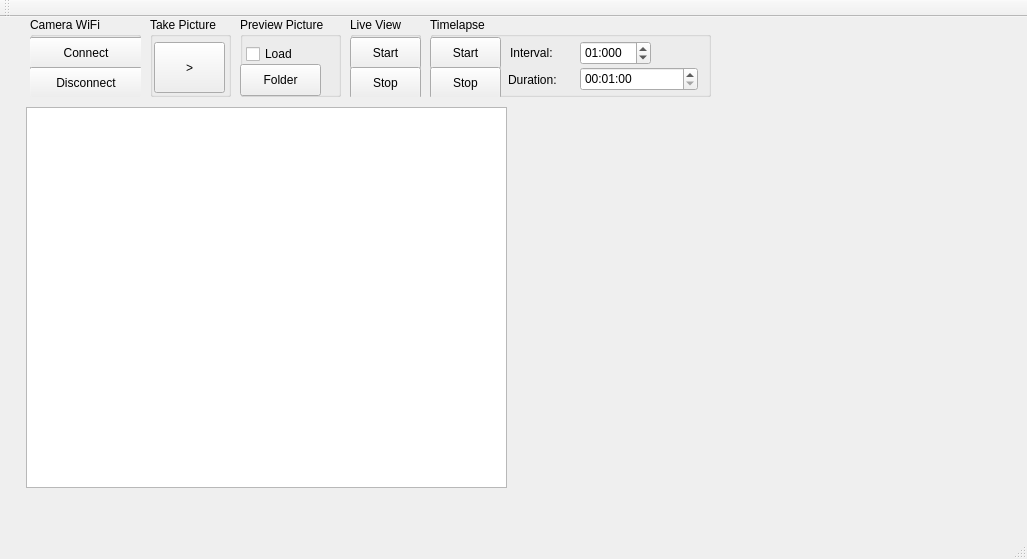
First picture: the form in mainwindow.ui, repository klangobjekte/CameraRemote, before the edit.
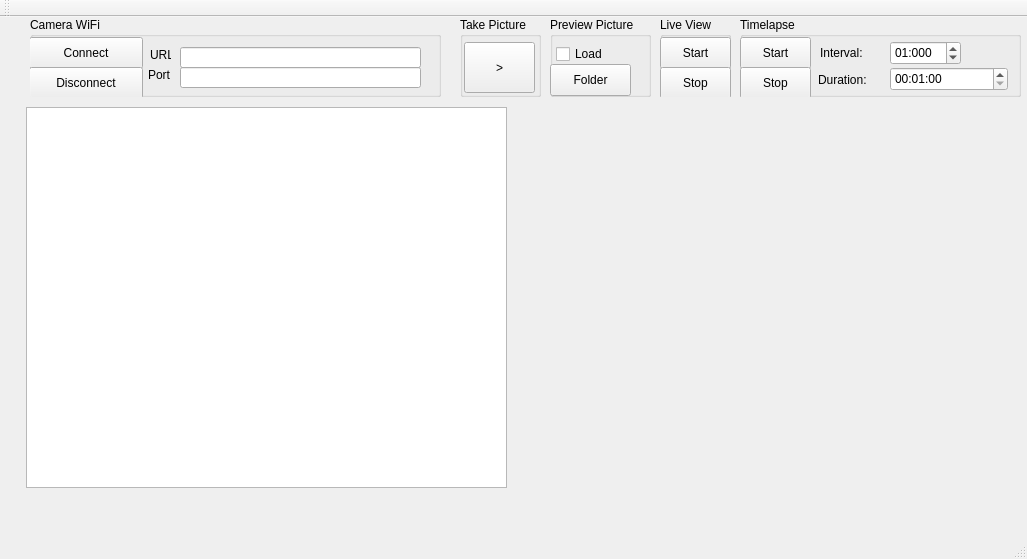
Second picture: the form after the edit.

What changed in the file:
```diff
--- a/mainwindow.ui
+++ b/mainwindow.ui
@@ -42,7 +42,7 @@
      <rect>
       <x>30</x>
       <y>0</y>
-      <width>111</width>
+      <width>411</width>
       <height>80</height>
      </rect>
     </property>
@@ -78,11 +78,64 @@
       <string>Disconnect</string>
      </property>
     </widget>
+    <widget class="QLabel" name="protLabel">
+     <property name="geometry">
+      <rect>
+       <x>118</x>
+       <y>50</y>
+       <width>31</width>
+       <height>16</height>
+      </rect>
+     </property>
+     <property name="text">
+      <string>Port</string>
+     </property>
+    </widget>
+    <widget class="QLineEdit" name="portLineEdit">
+     <property name="geometry">
+      <rect>
+       <x>150</x>
+       <y>50</y>
+       <width>241</width>
+       <height>21</height>
+      </rect>
+     </property>
+    </widget>
+    <widget class="QLineEdit" name="urlLineEdit">
+     <property name="geometry">
+      <rect>
+       <x>150</x>
+       <y>30</y>
+       <width>241</width>
+       <height>21</height>
+      </rect>
+     </property>
+    </widget>
+    <widget class="QLabel" name="urlLabel">
+     <property name="geometry">
+      <rect>
+       <x>120</x>
+       <y>30</y>
+       <width>21</width>
+       <height>16</height>
+      </rect>
+     </property>
+     <property name="text">
+      <string>URL</string>
+     </property>
+    </widget>
+    <zorder>startRecModePushButton</zorder>
+    <zorder>stopRecModePushButton</zorder>
+    <zorder>loadPreviewPicCheckBox</zorder>
+    <zorder>protLabel</zorder>
+    <zorder>portLineEdit</zorder>
+    <zorder>urlLineEdit</zorder>
+    <zorder>urlLabel</zorder>
    </widget>
    <widget class="QGroupBox" name="groupBox_2">
     <property name="geometry">
      <rect>
-      <x>430</x>
+      <x>740</x>
       <y>0</y>
       <width>281</width>
       <height>80</height>
@@ -187,7 +240,7 @@
    <widget class="QGroupBox" name="groupBox_3">
     <property name="geometry">
      <rect>
-      <x>350</x>
+      <x>660</x>
       <y>0</y>
       <width>71</width>
       <height>80</height>
@@ -229,7 +282,7 @@
    <widget class="QGroupBox" name="groupBox_4">
     <property name="geometry">
      <rect>
-      <x>240</x>
+      <x>550</x>
       <y>0</y>
       <width>101</width>
       <height>80</height>
@@ -277,7 +330,7 @@
    <widget class="QGroupBox" name="groupBox_5">
     <property name="geometry">
      <rect>
-      <x>150</x>
+      <x>460</x>
       <y>0</y>
       <width>81</width>
       <height>80</height>
```
